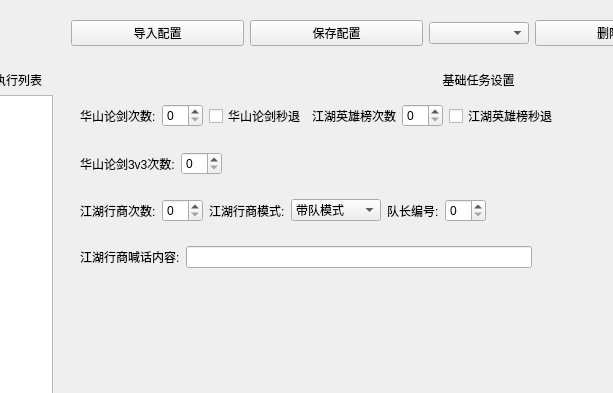
Before: the Qt Designer form ui/ScriptWindow.ui in Thetrint/snow-elves, drawn with Qt 5; both pictures show x 119 to 732 and y 0 to 393 of the 1019 by 629 pixel window.
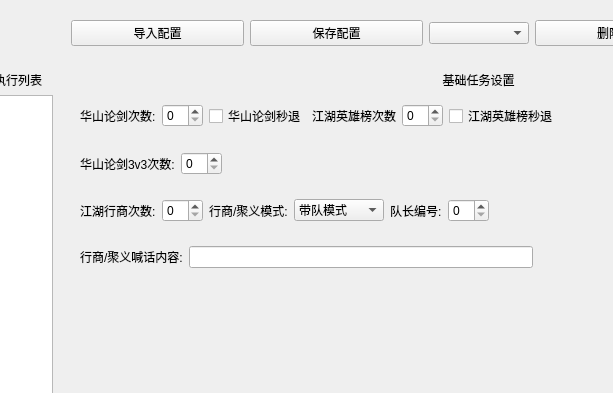
After: the same form once the commit is applied. Custom widgets are drawn as their Qt base class.

Commit message: 新增聚义平冤

The edit to the form file:
```diff
--- a/ui/ScriptWindow.ui
+++ b/ui/ScriptWindow.ui
@@ -1080,7 +1080,7 @@
              </sizepolicy>
             </property>
             <property name="text">
-             <string>江湖行商模式:</string>
+             <string>行商/聚义模式:</string>
             </property>
             <property name="class" stdset="0">
              <string>tip</string>
@@ -1155,7 +1155,7 @@
              </sizepolicy>
             </property>
             <property name="text">
-             <string>江湖行商喊话内容:</string>
+             <string>行商/聚义喊话内容:</string>
             </property>
             <property name="class" stdset="0">
              <string>tip</string>
```
Left out of the diff: 2 changed lines with no effect on the pictures. The commit also changes 17 other files.
